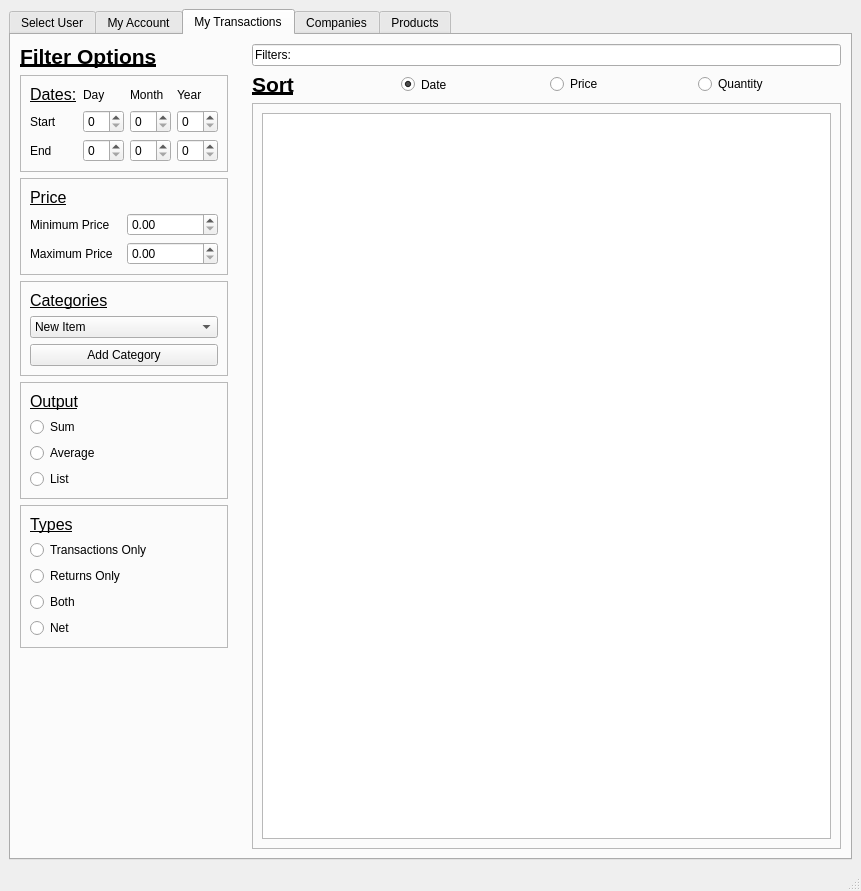
Above: app.ui from ppublicgit/CS687 before the change. Below: the same form after it.
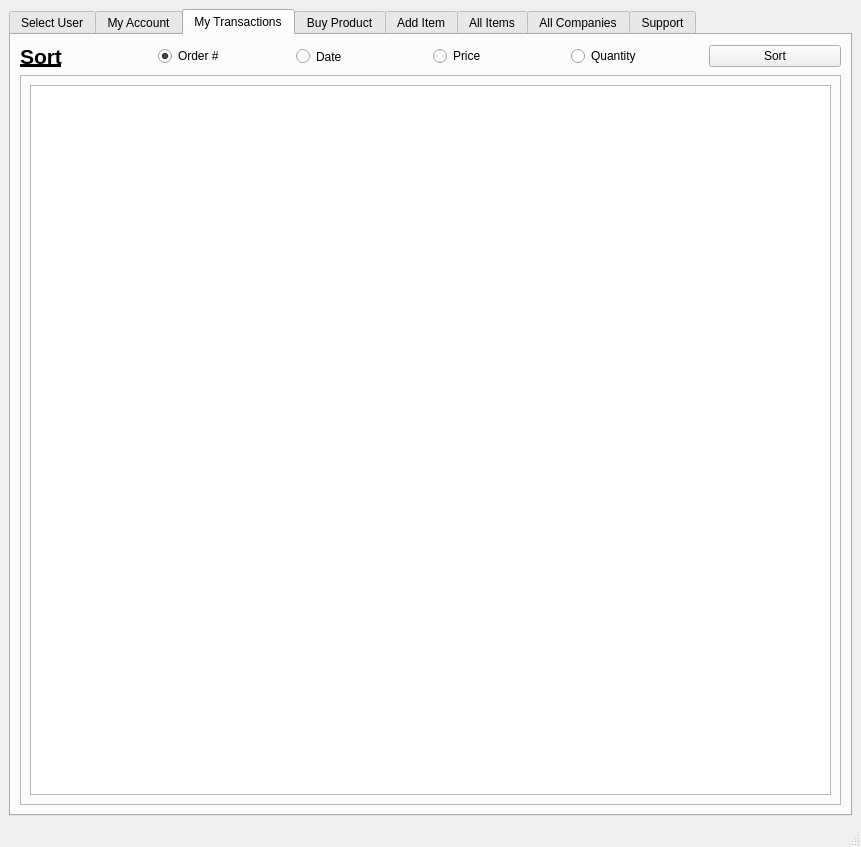
That is the form after the change.

Commit message: Added displaying items, companies support, added sorting transactions, finer control of user/company mode

```diff
--- a/app.ui
+++ b/app.ui
@@ -7,7 +7,7 @@
     <x>0</x>
     <y>0</y>
     <width>861</width>
-    <height>891</height>
+    <height>847</height>
    </rect>
   </property>
   <property name="sizePolicy">
@@ -402,18 +402,8 @@
           <string>My Transactions</string>
          </attribute>
          <layout class="QGridLayout" name="gridLayout_2">
-          <item row="0" column="2">
+          <item row="0" column="0">
            <layout class="QVBoxLayout" name="verticalLayout_3">
-            <item>
-             <widget class="QLineEdit" name="le_filters">
-              <property name="enabled">
-               <bool>true</bool>
-              </property>
-              <property name="text">
-               <string>Filters:</string>
-              </property>
-             </widget>
-            </item>
             <item>
              <layout class="QHBoxLayout" name="horizontalLayout_5">
               <item>
@@ -437,6 +427,16 @@
                 </property>
                </widget>
               </item>
+              <item>
+               <widget class="QRadioButton" name="rb_sort_order_num">
+                <property name="text">
+                 <string>Order #</string>
+                </property>
+                <property name="checked">
+                 <bool>true</bool>
+                </property>
+               </widget>
+              </item>
               <item>
                <widget class="QRadioButton" name="rb_sort_date">
                 <property name="sizePolicy">
@@ -449,7 +449,7 @@
                  <string>Date</string>
                 </property>
                 <property name="checked">
-                 <bool>true</bool>
+                 <bool>false</bool>
                 </property>
                </widget>
               </item>
@@ -467,6 +467,13 @@
                 </property>
                </widget>
               </item>
+              <item>
+               <widget class="QPushButton" name="pb_sort">
+                <property name="text">
+                 <string>Sort</string>
+                </property>
+               </widget>
+              </item>
              </layout>
             </item>
             <item>
@@ -493,273 +500,15 @@
             </item>
            </layout>
           </item>
-          <item row="0" column="0" colspan="2">
-           <layout class="QGridLayout" name="gridLayout_7">
-            <item row="5" column="0">
-             <widget class="QFrame" name="frame_aggregate">
-              <property name="sizePolicy">
-               <sizepolicy hsizetype="Minimum" vsizetype="Minimum">
-                <horstretch>0</horstretch>
-                <verstretch>0</verstretch>
-               </sizepolicy>
-              </property>
-              <property name="frameShape">
-               <enum>QFrame::StyledPanel</enum>
-              </property>
-              <property name="frameShadow">
-               <enum>QFrame::Raised</enum>
-              </property>
-              <layout class="QGridLayout" name="gridLayout_15">
-               <item row="2" column="0">
-                <widget class="QRadioButton" name="rb_average">
-                 <property name="text">
-                  <string>Average</string>
-                 </property>
-                </widget>
-               </item>
-               <item row="3" column="0">
-                <widget class="QRadioButton" name="rb_list">
-                 <property name="text">
-                  <string>List</string>
-                 </property>
-                </widget>
-               </item>
-               <item row="1" column="0">
-                <widget class="QRadioButton" name="rb_sum">
-                 <property name="text">
-                  <string>Sum</string>
-                 </property>
-                </widget>
-               </item>
-               <item row="0" column="0">
-                <widget class="QLabel" name="label_transact_ret_3">
-                 <property name="font">
-                  <font>
-                   <pointsize>12</pointsize>
-                   <underline>true</underline>
-                  </font>
-                 </property>
-                 <property name="text">
-                  <string>Output</string>
-                 </property>
-                </widget>
-               </item>
-              </layout>
-             </widget>
-            </item>
-            <item row="4" column="0">
-             <widget class="QFrame" name="frame_categories">
-              <property name="frameShape">
-               <enum>QFrame::StyledPanel</enum>
-              </property>
-              <property name="frameShadow">
-               <enum>QFrame::Raised</enum>
-              </property>
-              <layout class="QVBoxLayout" name="verticalLayout_6">
-               <item>
-                <widget class="QLabel" name="label_categories">
-                 <property name="font">
-                  <font>
-                   <pointsize>12</pointsize>
-                   <underline>true</underline>
-                  </font>
-                 </property>
-                 <property name="text">
-                  <string>Categories</string>
-                 </property>
-                </widget>
-               </item>
-               <item>
-                <widget class="QComboBox" name="cb_categories">
-                 <item>
-                  <property name="text">
-                   <string>New Item</string>
-                  </property>
-                 </item>
-                 <item>
-                  <property name="text">
-                   <string>New Item</string>
-                  </property>
-                 </item>
-                </widget>
-               </item>
-               <item>
-                <widget class="QPushButton" name="pb_add_category">
-                 <property name="text">
-                  <string>Add Category</string>
-                 </property>
-                </widget>
-               </item>
-              </layout>
-             </widget>
-            </item>
-            <item row="1" column="0">
-             <widget class="QFrame" name="frame_dates">
-              <property name="sizePolicy">
-               <sizepolicy hsizetype="Minimum" vsizetype="Minimum">
-                <horstretch>0</horstretch>
-                <verstretch>0</verstretch>
-               </sizepolicy>
-              </property>
-              <property name="frameShape">
-               <enum>QFrame::StyledPanel</enum>
-              </property>
-              <property name="frameShadow">
-               <enum>QFrame::Raised</enum>
-              </property>
-              <layout class="QGridLayout" name="gridLayout_6">
-               <item row="3" column="1">
-                <widget class="QSpinBox" name="sb_start_day"/>
-               </item>
-               <item row="3" column="2">
-                <widget class="QSpinBox" name="sb_start_month"/>
-               </item>
-               <item row="4" column="1">
-                <widget class="QSpinBox" name="sb_end_day"/>
-               </item>
-               <item row="3" column="3">
-                <widget class="QSpinBox" name="sb_start_year"/>
-               </item>
-               <item row="4" column="2">
-                <widget class="QSpinBox" name="sb_end_month"/>
-               </item>
-               <item row="4" column="3">
-                <widget class="QSpinBox" name="sb_end_year"/>
-               </item>
-               <item row="2" column="1">
-                <widget class="QLabel" name="label_date_day">
-                 <property name="sizePolicy">
-                  <sizepolicy hsizetype="Preferred" vsizetype="Minimum">
-                   <horstretch>0</horstretch>
-                   <verstretch>0</verstretch>
-                  </sizepolicy>
-                 </property>
-                 <property name="text">
-                  <string>Day</string>
-                 </property>
-                </widget>
-               </item>
-               <item row="3" column="0">
-                <widget class="QLabel" name="label_date_start">
-                 <property name="text">
-                  <string>Start</string>
-                 </property>
-                </widget>
-               </item>
-               <item row="2" column="2">
-                <widget class="QLabel" name="label_date_month">
-                 <property name="sizePolicy">
-                  <sizepolicy hsizetype="Preferred" vsizetype="Minimum">
-                   <horstretch>0</horstretch>
-                   <verstretch>0</verstretch>
-                  </sizepolicy>
-                 </property>
-                 <property name="text">
-                  <string>Month</string>
-                 </property>
-                </widget>
-               </item>
-               <item row="4" column="0">
-                <widget class="QLabel" name="label_end_date">
-                 <property name="text">
-                  <string>End</string>
-                 </property>
-                </widget>
-               </item>
-               <item row="2" column="3">
-                <widget class="QLabel" name="label_date_year">
-                 <property name="sizePolicy">
-                  <sizepolicy hsizetype="Preferred" vsizetype="Minimum">
-                   <horstretch>0</horstretch>
-                   <verstretch>0</verstretch>
-                  </sizepolicy>
-                 </property>
-                 <property name="text">
-                  <string>Year</string>
-                 </property>
-                </widget>
-               </item>
-               <item row="2" column="0">
-                <widget class="QLabel" name="label_dates">
-                 <property name="sizePolicy">
-                  <sizepolicy hsizetype="Preferred" vsizetype="Minimum">
-                   <horstretch>0</horstretch>
-                   <verstretch>0</verstretch>
-                  </sizepolicy>
-                 </property>
-                 <property name="font">
-                  <font>
-                   <pointsize>12</pointsize>
-                   <underline>true</underline>
-                  </font>
-                 </property>
-                 <property name="text">
-                  <string>Dates:</string>
-                 </property>
-                </widget>
-               </item>
-              </layout>
-             </widget>
-            </item>
-            <item row="7" column="0">
-             <spacer name="verticalSpacer_6">
-              <property name="orientation">
-               <enum>Qt::Vertical</enum>
-              </property>
-              <property name="sizeHint" stdset="0">
-               <size>
-                <width>20</width>
-                <height>40</height>
-               </size>
-              </property>
-             </spacer>
-            </item>
-            <item row="2" column="0">
-             <widget class="QFrame" name="frame_price">
-              <property name="frameShape">
-               <enum>QFrame::StyledPanel</enum>
-              </property>
-              <property name="frameShadow">
-               <enum>QFrame::Raised</enum>
-              </property>
-              <layout class="QGridLayout" name="gridLayout_10">
-               <item row="4" column="1">
-                <widget class="QDoubleSpinBox" name="sb_max_price"/>
-               </item>
-               <item row="2" column="1">
-                <widget class="QDoubleSpinBox" name="sb_min_price"/>
-               </item>
-               <item row="2" column="0">
-                <widget class="QLabel" name="label_min_price">
-                 <property name="text">
-                  <string>Minimum Price</string>
-                 </property>
-                </widget>
-               </item>
-               <item row="4" column="0">
-                <widget class="QLabel" name="label_max_price">
-                 <property name="text">
-                  <string>Maximum Price</string>
-                 </property>
-                </widget>
-               </item>
-               <item row="0" column="0">
-                <widget class="QLabel" name="label_price">
-                 <property name="font">
-                  <font>
-                   <pointsize>12</pointsize>
-                   <italic>false</italic>
-                   <underline>true</underline>
-                  </font>
-                 </property>
-                 <property name="text">
-                  <string>Price</string>
-                 </property>
-                </widget>
-               </item>
-              </layout>
-             </widget>
-            </item>
+         </layout>
+        </widget>
+        <widget class="QWidget" name="tab_product">
+         <attribute name="title">
+          <string>Buy Product</string>
+         </attribute>
+         <layout class="QGridLayout" name="gridLayout_11">
+          <item row="0" column="0">
+           <layout class="QGridLayout" name="gridLayout_10">
             <item row="0" column="2">
              <widget class="QLabel" name="label_filter_options_2">
               <property name="font">
@@ -776,77 +525,24 @@
              </widget>
             </item>
             <item row="0" column="0">
-             <widget class="QLabel" name="label_filter_options">
-              <property name="font">
-               <font>
-                <pointsize>16</pointsize>
-                <weight>75</weight>
-                <bold>true</bold>
-                <underline>true</underline>
-               </font>
+             <widget class="QLabel" name="label_8">
+              <property name="text">
+               <string>Product Id</string>
               </property>
+             </widget>
+            </item>
+            <item row="2" column="0">
+             <widget class="QPushButton" name="pb_buy">
               <property name="text">
-               <string>Filter Options</string>
+               <string>Buy</string>
               </property>
              </widget>
             </item>
-            <item row="6" column="0">
-             <widget class="QFrame" name="frame_types">
-              <property name="sizePolicy">
-               <sizepolicy hsizetype="Minimum" vsizetype="Minimum">
-                <horstretch>0</horstretch>
-                <verstretch>0</verstretch>
-               </sizepolicy>
+            <item row="1" column="0">
+             <widget class="QLabel" name="label_9">
+              <property name="text">
+               <string>Quantity</string>
               </property>
-              <property name="frameShape">
-               <enum>QFrame::StyledPanel</enum>
-              </property>
-              <property name="frameShadow">
-               <enum>QFrame::Raised</enum>
-              </property>
-              <layout class="QGridLayout" name="gridLayout_5">
-               <item row="1" column="0">
-                <widget class="QLabel" name="label_transact_ret">
-                 <property name="font">
-                  <font>
-                   <pointsize>12</pointsize>
-                   <underline>true</underline>
-                  </font>
-                 </property>
-                 <property name="text">
-                  <string>Types</string>
-                 </property>
-                </widget>
-               </item>
-               <item row="3" column="0">
-                <widget class="QRadioButton" name="rb_ret">
-                 <property name="text">
-                  <string>Returns Only</string>
-                 </property>
-                </widget>
-               </item>
-               <item row="5" column="0">
-                <widget class="QRadioButton" name="rb_net">
-                 <property name="text">
-                  <string>Net</string>
-                 </property>
-                </widget>
-               </item>
-               <item row="4" column="0">
-                <widget class="QRadioButton" name="rb_both">
-                 <property name="text">
-                  <string>Both</string>
-                 </property>
-                </widget>
-               </item>
-               <item row="2" column="0">
-                <widget class="QRadioButton" name="rb_transact">
-                 <property name="text">
-                  <string>Transactions Only</string>
-                 </property>
-                </widget>
-               </item>
-              </layout>
              </widget>
             </item>
            </layout>
@@ -855,27 +551,15 @@
         </widget>
         <widget class="QWidget" name="tab_companies">
          <attribute name="title">
-          <string>Companies</string>
+          <string>Add Item</string>
          </attribute>
          <layout class="QGridLayout" name="gridLayout_3">
           <item row="2" column="0">
            <layout class="QHBoxLayout" name="horizontalLayout_4">
             <item>
-             <layout class="QVBoxLayout" name="verticalLayout_2">
-              <item>
-               <widget class="QLabel" name="label_search_options">
-                <property name="font">
-                 <font>
-                  <pointsize>16</pointsize>
-                  <weight>75</weight>
-                  <bold>true</bold>
-                  <underline>true</underline>
-                 </font>
-                </property>
-                <property name="text">
-                 <string>Search Options</string>
-                </property>
-               </widget>
+             <layout class="QGridLayout" name="gridLayout_5">
+              <item row="2" column="2">
+               <widget class="QComboBox" name="cb_new_item_category"/>
               </item>
               <item>
                <widget class="QFrame" name="frame_company_name">
@@ -989,7 +673,7 @@
                 </property>
                </widget>
               </item>
-              <item>
+              <item row="5" column="0">
                <spacer name="verticalSpacer_4">
                 <property name="orientation">
                  <enum>Qt::Vertical</enum>
@@ -1020,7 +704,7 @@
         </widget>
         <widget class="QWidget" name="tab_products">
          <attribute name="title">
-          <string>Products</string>
+          <string>All Items</string>
          </attribute>
          <layout class="QGridLayout" name="gridLayout">
           <item row="0" column="1">
@@ -1305,6 +989,30 @@
           </item>
          </layout>
         </widget>
+        <widget class="QWidget" name="tab_all_companies">
+         <attribute name="title">
+          <string>All Companies</string>
+         </attribute>
+         <layout class="QGridLayout" name="gridLayout_12">
+          <item row="0" column="0">
+           <widget class="QTableWidget" name="table_companies"/>
+          </item>
+         </layout>
+        </widget>
+        <widget class="QWidget" name="tab_support">
+         <attribute name="title">
+          <string>Support</string>
+         </attribute>
+         <layout class="QGridLayout" name="gridLayout_7">
+          <item row="0" column="0">
+           <layout class="QGridLayout" name="gridLayout_6">
+            <item row="0" column="0">
+             <widget class="QTableWidget" name="table_support"/>
+            </item>
+           </layout>
+          </item>
+         </layout>
+        </widget>
        </widget>
       </item>
      </layout>
```
Left out of the diff: 235 changed lines with no effect on the pictures. The commit also changes 2 other files.
